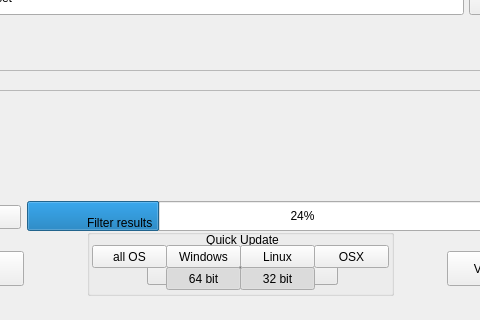
Old version of the form mainwindow.ui in the repository overmindstudios/BlenderUpdater; both pictures show x 113 to 593 and y 230 to 550 of the 700 by 550 pixel window.
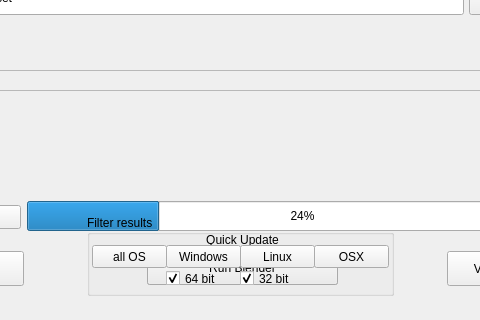
New version of the form. Icons and pictures are not drawn.

Commit message: Changed the pushbuttons for filtering by architecture to checkboxes

```diff
--- a/mainwindow.ui
+++ b/mainwindow.ui
@@ -528,7 +528,7 @@
       <bool>true</bool>
      </property>
     </widget>
-    <widget class="QPushButton" name="btn_64">
+    <widget class="QCheckBox" name="btn_64">
      <property name="geometry">
       <rect>
        <x>79</x>
@@ -553,7 +553,7 @@
       <bool>false</bool>
      </property>
     </widget>
-    <widget class="QPushButton" name="btn_32">
+    <widget class="QCheckBox" name="btn_32">
      <property name="geometry">
       <rect>
        <x>153</x>
```
The commit also changes 1 other file.
